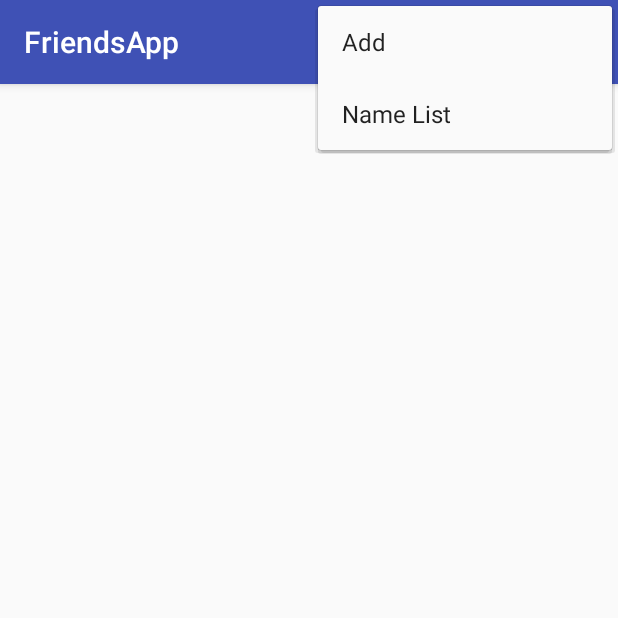
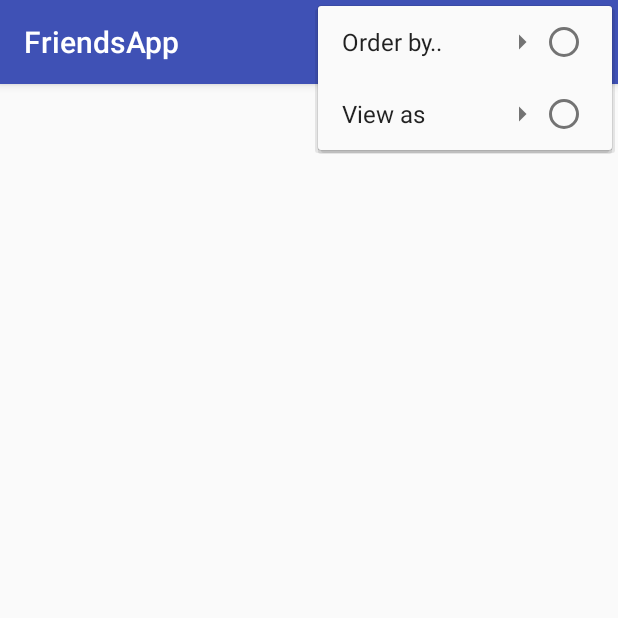
Before and after one commit to BetterEdition/FriendsAppRepo, an Android app: the screen it shows after launch (MainActivity), with the options menu open, on a phone screen of 412 x 824 dp, the top half of it. Run offline under Robolectric (Android 15) with nearby library versions, the phone set to English and light mode, and no system bars.

Commit message:
adding more on  menu_item

```diff
--- a/app/src/main/res/layout/activity_main.xml
+++ b/app/src/main/res/layout/activity_main.xml
@@ -1,4 +1,4 @@
-<LinearLayout xmlns:android="http://schemas.android.com/apk/res/android"
+<android.support.constraint.ConstraintLayout xmlns:android="http://schemas.android.com/apk/res/android"
     xmlns:app="http://schemas.android.com/apk/res-auto"
     xmlns:tools="http://schemas.android.com/tools"
     android:id="@+id/linearLayout"
@@ -10,15 +10,20 @@
 
     <ListView
         android:id="@+id/friend_list"
-        android:layout_width="wrap_content"
-        android:layout_height="435dp"
+        android:layout_width="0dp"
+        android:layout_height="0dp"
         android:layout_marginBottom="8dp"
         android:layout_marginEnd="8dp"
         android:layout_marginStart="8dp"
         android:layout_marginTop="8dp"
         app:layout_constraintBottom_toBottomOf="parent"
         app:layout_constraintEnd_toEndOf="parent"
+        app:layout_constraintHorizontal_bias="0.0"
+        app:layout_constraintLeft_toLeftOf="parent"
+        app:layout_constraintRight_toRightOf="parent"
         app:layout_constraintStart_toStartOf="parent"
-        app:layout_constraintTop_toBottomOf="@+id/linearLayout2"></ListView>
+        app:layout_constraintTop_toTopOf="parent"
+        tools:layout_conversion_absoluteHeight="435dp"
+        tools:layout_conversion_absoluteWidth="368dp"></ListView>
 
-</LinearLayout>
+</android.support.constraint.ConstraintLayout>
--- a/app/src/main/res/menu/menu_item.xml
+++ b/app/src/main/res/menu/menu_item.xml
@@ -2,12 +2,38 @@
     xmlns:app="http://schemas.android.com/apk/res-auto"
     xmlns:tools="http://schemas.android.com/tools" tools:context=".Controller.MainActivity">
 
+    <group android:checkableBehavior="single">
 
-    <item
-        android:id="@+id/action_add"
-        android:icon="@android:drawable/ic_input_add"
-        android:title="Add " />
-    <item
-        android:id="@+id/name"
-        android:title="Name List" />
+        <item
+            android:id="@+id/action_add"
+            android:checkable="true"
+            android:title="@string/add"
+            android:visible="true"
+            app:showAsAction="ifRoom" />
+
+        <item android:title="@string/order_by">
+            <menu>
+
+                <item
+                    android:id="@+id/name"
+                    android:title="@string/name" />
+                <item
+                    android:id="@+id/distance"
+                    android:title="@string/distance" />
+
+            </menu>
+        </item>
+
+        <item android:title="@string/view_as">
+            <menu>
+
+                <item
+                    android:id="@+id/list"
+                    android:title="@string/list" />
+                <item
+                    android:id="@+id/map"
+                    android:title="@string/map" />
+            </menu>
+        </item>
+    </group>
 </menu>
--- a/app/src/main/res/values/strings.xml
+++ b/app/src/main/res/values/strings.xml
@@ -1,4 +1,11 @@
 <resources>
     <string name="app_name">FriendsApp</string>
     <string name="menu_item_Details">Add</string>
+    <string name="order_by">Order by..</string>
+    <string name="add">Add</string>
+    <string name="view_as">View as</string>
+    <string name="list">List</string>
+    <string name="map">Map</string>
+    <string name="distance">Distance</string>
+    <string name="name">Name</string>
 </resources>
```
